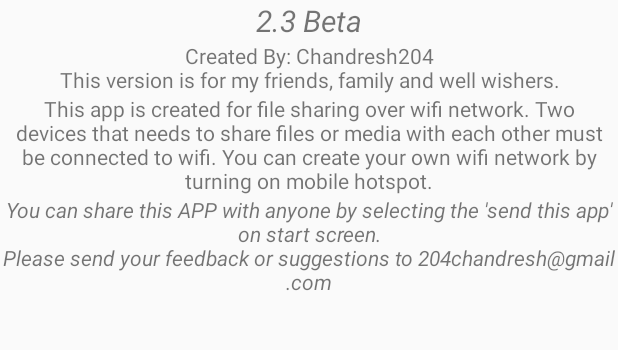
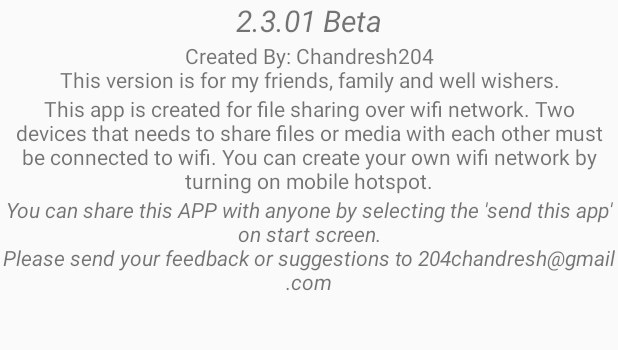
Before and after one commit to chandresh204/Send.It, an Android app: the layout content_about.xml on its own in the app's theme, with its tools: preview values and no code run, on a phone screen of 412 x 824 dp, the part 574-924 px from its top. Run offline under Robolectric (Android 15) with nearby library versions, the phone set to English and light mode, and no system bars.

Commit message:
V2.3.01 Beta, index out of bound fixed for sharing multiple files

```diff
--- a/app/build.gradle
+++ b/app/build.gradle
@@ -11,7 +11,7 @@ android {
         minSdk 22
         targetSdk 31
         versionCode 2
-        versionName "2.3 Beta"
+        versionName "2.3.01 Beta"
         testInstrumentationRunner "androidx.test.runner.AndroidJUnitRunner"
     }
     buildTypes {
--- a/app/src/main/java/chad/orionsoft/sendit/SendNow.kt
+++ b/app/src/main/java/chad/orionsoft/sendit/SendNow.kt
@@ -295,7 +295,7 @@ class SendNow : AppCompatActivity() {
                             while (!skipFile) {
                                 val fileBuff= ByteArray(4096)
                                 val bytesRead = stream.read(fileBuff)
-                                if (bytesRead == 0) break
+                                if (bytesRead <= 0) break
                                 sendStream.write(fileBuff,0, bytesRead)
                                 totalSentBytes += bytesRead
                                 sentBytes += bytesRead
--- a/app/src/main/java/chad/orionsoft/sendit/SendNowQ.kt
+++ b/app/src/main/java/chad/orionsoft/sendit/SendNowQ.kt
@@ -292,8 +292,8 @@ class SendNowQ : AppCompatActivity() {
                             }  */
                             while(!skipFile) {
                                 val fileBuff = ByteArray(4096)
-                                val bytesRead = stream?.read(fileBuff) ?: 0
-                                if(bytesRead == 0) break
+                                val bytesRead = stream?.read(fileBuff) ?: -1
+                                if(bytesRead <= 0) break
                                 sendStream.write(fileBuff, 0, bytesRead)
                                 totalSentBytes += bytesRead
                                 sentBytes += bytesRead
--- a/app/src/main/res/values/strings.xml
+++ b/app/src/main/res/values/strings.xml
@@ -1,7 +1,7 @@
 <resources>
     <string name="app_name">Send.it</string>
     <string name="title_activity_main">MainActivity</string>
-    <string name="app_version">2.3 Beta</string>
+    <string name="app_version">2.3.01 Beta</string>
     <string name="send_it_directory">Send_it</string>
     <string name="send_it_apk_save_directory">Send_it/saved_APKs</string>
     <string name="send_now_label">Sending Now</string>
```
